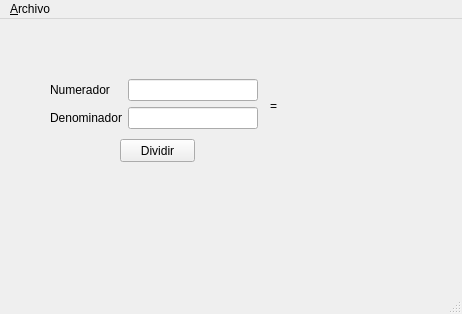
Qt form 09-GUI/GUI-codes/qt-designer-mainwindow.ui (PIPEAPABLAZA/contenidos) before a commit.
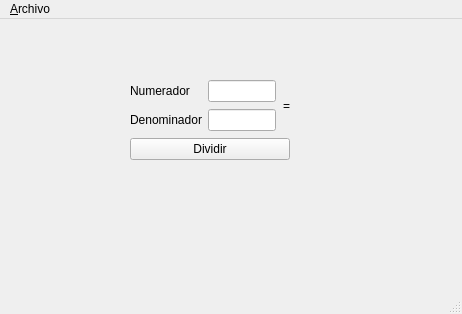
The same form after that commit.

```diff
--- a/09-GUI/GUI-codes/qt-designer-mainwindow.ui
+++ b/09-GUI/GUI-codes/qt-designer-mainwindow.ui
@@ -14,69 +14,70 @@
    <string>MainWindow</string>
   </property>
   <widget class="QWidget" name="centralwidget">
-   <widget class="QPushButton" name="pushButton1">
+   <widget class="QWidget" name="verticalLayoutWidget">
     <property name="geometry">
      <rect>
-      <x>120</x>
-      <y>120</y>
-      <width>75</width>
-      <height>23</height>
-     </rect>
-    </property>
-    <property name="text">
-     <string>Dividir</string>
-    </property>
-   </widget>
-   <widget class="QLabel" name="label_3">
-    <property name="geometry">
-     <rect>
-      <x>270</x>
-      <y>80</y>
-      <width>46</width>
-      <height>13</height>
-     </rect>
-    </property>
-    <property name="text">
-     <string>=</string>
-    </property>
-   </widget>
-   <widget class="QWidget" name="">
-    <property name="geometry">
-     <rect>
-      <x>50</x>
+      <x>130</x>
       <y>60</y>
-      <width>208</width>
-      <height>50</height>
+      <width>160</width>
+      <height>81</height>
      </rect>
     </property>
-    <layout class="QFormLayout" name="formLayout">
-     <item row="0" column="0">
-      <layout class="QVBoxLayout" name="verticalLayout_2">
+    <layout class="QVBoxLayout" name="verticalLayout">
+     <item>
+      <layout class="QHBoxLayout" name="horizontalLayout">
        <item>
-        <widget class="QLabel" name="label">
-         <property name="text">
-          <string>&lt;html&gt;&lt;head/&gt;&lt;body&gt;&lt;p&gt;Numerador&lt;/p&gt;&lt;/body&gt;&lt;/html&gt;</string>
+        <layout class="QGridLayout" name="gridLayout">
+         <item row="0" column="1">
+          <widget class="QLineEdit" name="lineEdit1"/>
+         </item>
+         <item row="1" column="1">
+          <widget class="QLineEdit" name="lineEdit2"/>
+         </item>
+         <item row="1" column="0">
+          <widget class="QLabel" name="label_2">
+           <property name="text">
+            <string>Denominador</string>
+           </property>
+          </widget>
+         </item>
+         <item row="0" column="0">
+          <widget class="QLabel" name="label">
+           <property name="text">
+            <string>&lt;html&gt;&lt;head/&gt;&lt;body&gt;&lt;p&gt;Numerador&lt;/p&gt;&lt;/body&gt;&lt;/html&gt;</string>
+           </property>
+          </widget>
+         </item>
+        </layout>
+       </item>
+       <item>
+        <spacer name="horizontalSpacer">
+         <property name="orientation">
+          <enum>Qt::Horizontal</enum>
          </property>
-        </widget>
+         <property name="sizeHint" stdset="0">
+          <size>
+           <width>40</width>
+           <height>20</height>
+          </size>
+         </property>
+        </spacer>
        </item>
        <item>
-        <widget class="QLabel" name="label_2">
+        <widget class="QLabel" name="label_3">
          <property name="text">
-          <string>Denominador</string>
+          <string>=</string>
          </property>
         </widget>
        </item>
       </layout>
      </item>
-     <item row="0" column="1">
-      <layout class="QVBoxLayout" name="verticalLayout">
-       <item>
-        <widget class="QLineEdit" name="lineEdit1"/>
-       </item>
-       <item>
-        <widget class="QLineEdit" name="lineEdit2"/>
-       </item>
-      </layout>
+     <item>
+      <widget class="QPushButton" name="pushButton1">
+       <property name="text">
+        <string>Dividir</string>
+       </property>
+      </widget>
      </item>
     </layout>
    </widget>
```
